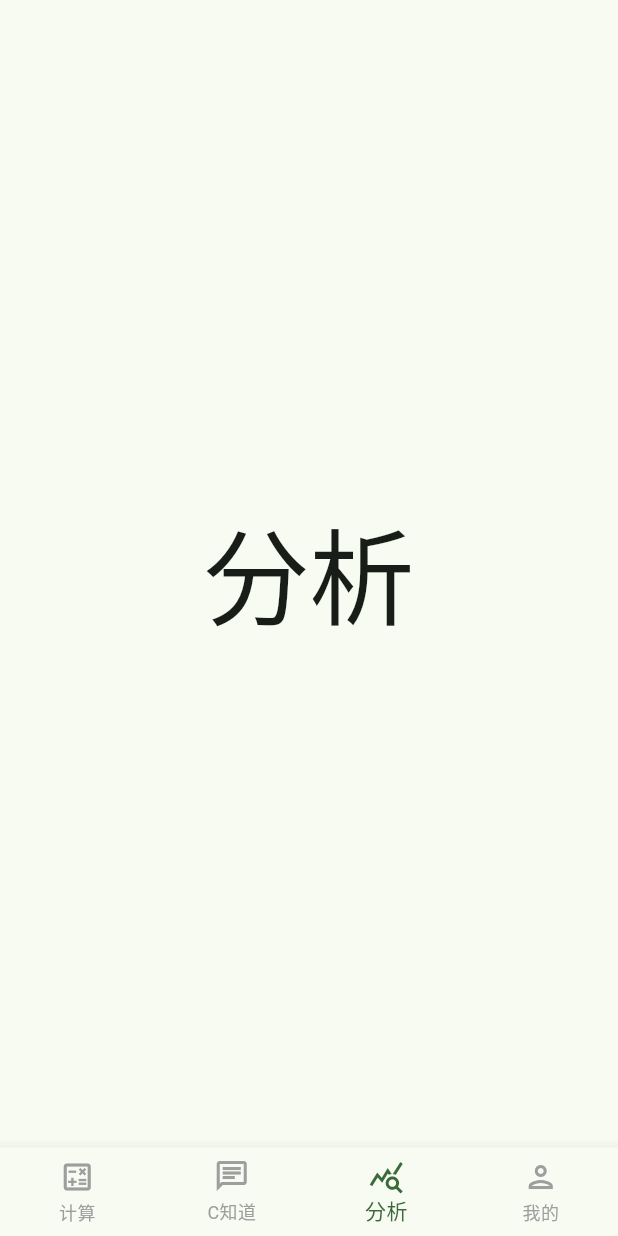
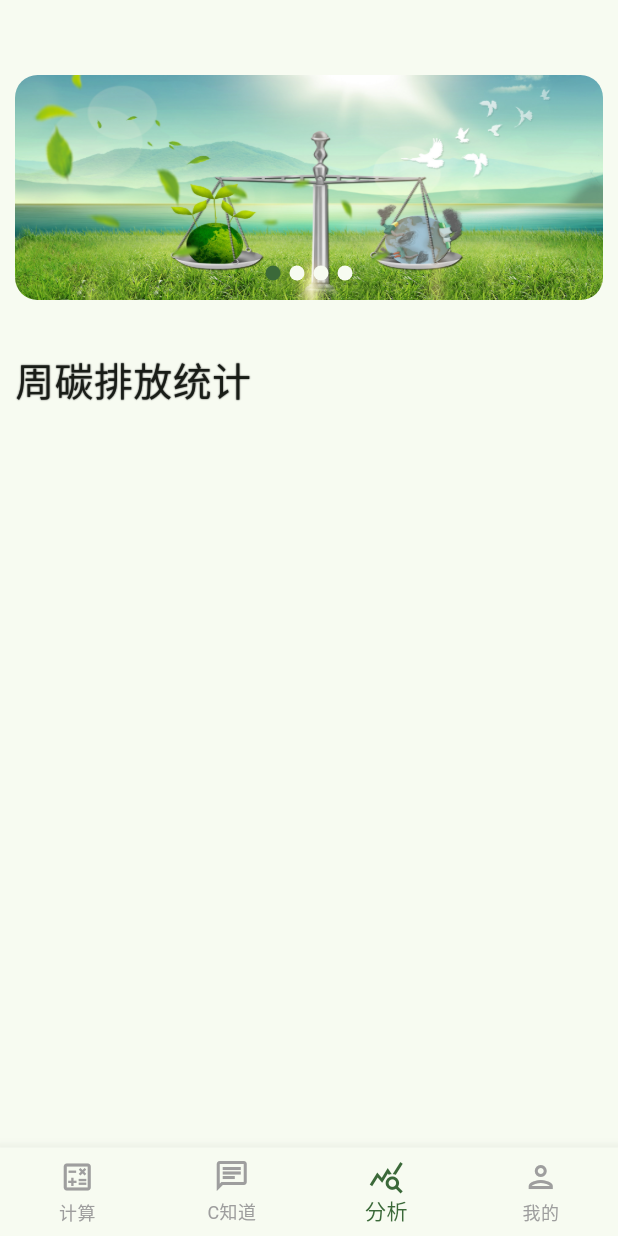
Before and after one commit to 1zhangluo1/CarbonFootprintApp, a Flutter app: the screen it shows after launch, swiped to page 3, on a phone screen of 412 x 824 dp. Run offline on Flutter 3.47's test engine with Material 3 defaults, Android fonts, the phone set to English and light mode, and no system bars; our stand-ins replace auto_size_text, dio, event_bus, flutter_swiper_null_safety, fluttertoast, get and 1 more; Roboto replaces fonts that are missing (titleIcon).

Commit message:
修复了chat的一些bug，完成了轮播图

```diff
--- /dev/null
+++ b/lib/Utils/CloseKeyBoard.dart
@@ -0,0 +1,22 @@
+import 'package:flutter/cupertino.dart';
+import 'package:get/get.dart';
+
+void closeKeyboard(FocusNode focusNode) {
+  if (focusNode.hasFocus) {
+    focusNode.unfocus();
+  }
+}
+
+class DetailBinding extends Bindings {
+
+  final FocusNode focusNode;
+
+  DetailBinding({
+    required this.focusNode,
+});
+
+  @override
+  void dependencies() {
+    closeKeyboard(focusNode);
+  }
+}
--- a/lib/common/Global.dart
+++ b/lib/common/Global.dart
@@ -18,6 +18,10 @@ class Global {
   static Color themeColor = Colors.green;
 
   static Rx<User> profile = User(0, "", "").obs;
+
+  static FocusNode focusNode_ai = FocusNode();
+
+  static FocusNode focusNode_cal = FocusNode();
 
   static Future init() async {
     WidgetsFlutterBinding.ensureInitialized();
--- a/lib/routes/route.dart
+++ b/lib/routes/route.dart
@@ -1,3 +1,5 @@
+import 'package:carbon_foot_print/Utils/CloseKeyBoard.dart';
+import 'package:carbon_foot_print/common/Global.dart';
 import 'package:carbon_foot_print/ui/home.dart';
 import 'package:carbon_foot_print/ui/login/login.dart';
 import 'package:carbon_foot_print/ui/login/register.dart';
@@ -30,11 +32,13 @@ class AppRoute {
   static List<GetPage> routes = [
     GetPage(
         name: loginPage,
-        page: () => const LoginPage(enterAfterSuccess: true),
+        page: () => const LoginPage(),
+        binding: DetailBinding(focusNode: Global.focusNode_ai),
         transition: Transition.cupertino),
     GetPage(
         name: registerPage,
         page: () => const Register(),
+        binding: DetailBinding(focusNode: Global.focusNode_ai),
         transition: Transition.cupertino),
     GetPage(
         name: homePage,
@@ -43,30 +47,37 @@ class AppRoute {
     GetPage(
         name: detail_profile,
         page: () => const Profile(),
+        binding: DetailBinding(focusNode: Global.focusNode_ai),
         transition: Transition.cupertino),
     GetPage(
         name: change_password,
         page: () => const ChangePass(),
+        binding: DetailBinding(focusNode: Global.focusNode_ai),
         transition: Transition.cupertino),
     GetPage(
         name: history,
         page: () => const History(),
+        binding: DetailBinding(focusNode: Global.focusNode_ai),
         transition: Transition.cupertino),
     GetPage(
         name: theme_select,
         page: () => const ThemeSelect(),
+        binding: DetailBinding(focusNode: Global.focusNode_ai),
         transition: Transition.cupertino),
     GetPage(
         name: language_select,
         page: () => const Language(),
+        binding: DetailBinding(focusNode: Global.focusNode_ai),
         transition: Transition.cupertino),
     GetPage(
         name: praise_author,
         page: () => const Praise(text: "张洛"),
+        binding: DetailBinding(focusNode: Global.focusNode_ai),
         transition: Transition.cupertino),
     GetPage(
         name: about_our_app,
         page: () => const Information(),
+        binding: DetailBinding(focusNode: Global.focusNode_ai),
         transition: Transition.cupertino),
   ];
 }
--- a/lib/ui/SelfWidgets/calculate_class_items.dart
+++ b/lib/ui/SelfWidgets/calculate_class_items.dart
@@ -1,4 +1,5 @@
 import 'package:carbon_foot_print/common/EventBus.dart';
+import 'package:carbon_foot_print/common/Global.dart';
 import 'package:carbon_foot_print/gen/assets.gen.dart';
 import 'package:carbon_foot_print/ui/SelfWidgets/execute_calculate.dart';
 import 'package:flutter/material.dart';
--- a/lib/ui/SelfWidgets/execute_calculate.dart
+++ b/lib/ui/SelfWidgets/execute_calculate.dart
@@ -2,6 +2,7 @@ import 'package:carbon_foot_print/common/Global.dart';
 import 'package:carbon_foot_print/models/items.dart';
 import 'package:carbon_foot_print/ui/SelfWidgets/ParamDialog.dart';
 import 'package:carbon_foot_print/ui/SelfWidgets/Toast.dart';
+import 'package:flutter/cupertino.dart';
 import 'package:flutter/material.dart';
 import 'package:flutter/services.dart';
 import 'package:get/get.dart';
@@ -50,6 +51,7 @@ class _ExcuteState extends State<Execute> {
                   key: format,
                   autovalidateMode: AutovalidateMode.disabled,
                   child: TextFormField(
+                    focusNode: Global.focusNode_cal,
                     style: const TextStyle(fontSize: 18),
                     textAlign: TextAlign.center,
                     keyboardType: TextInputType.number,
--- a/lib/ui/home.dart
+++ b/lib/ui/home.dart
@@ -22,7 +22,7 @@ class _MainStruct extends State<MainStruct> {
     return Scaffold(
         backgroundColor: Theme.of(context).colorScheme.background,
         body: PageView(
-          physics: const PageScrollPhysics(),
+          physics: const NeverScrollableScrollPhysics(),
           onPageChanged: (index) {
             setState(() {
               selected = index;
@@ -32,7 +32,7 @@ class _MainStruct extends State<MainStruct> {
           children: const [
             Page111(text: "碳足迹计算器"),
             AiChat(),
-            Page113(text: "分析"),
+            Analyze(),
             Page114()
           ],
         ),
--- a/lib/ui/login/login.dart
+++ b/lib/ui/login/login.dart
@@ -11,9 +11,7 @@ import 'package:shared_preferences/shared_preferences.dart';
 import 'package:carbon_foot_print/gen/assets.gen.dart';
 
 class LoginPage extends StatefulWidget {
-  const LoginPage({super.key, required this.enterAfterSuccess});
-
-  final bool enterAfterSuccess;
+  const LoginPage({super.key,});
 
   @override
   State<LoginPage> createState() => _LoginPageState();
--- a/lib/ui/main_four_page/analyze_chart.dart
+++ b/lib/ui/main_four_page/analyze_chart.dart
@@ -1,21 +1,77 @@
-import 'package:flutter/cupertino.dart';
+import 'package:carbon_foot_print/gen/assets.gen.dart';
+import 'package:flutter/material.dart';
+import 'package:flutter_swiper_null_safety/flutter_swiper_null_safety.dart';
+import 'package:get/get.dart';
 
-class Page113 extends StatefulWidget {
-  const Page113({
+class Analyze extends StatefulWidget {
+  const Analyze({
     super.key,
-    required this.text
   });
 
-  final String text;
+  @override
+  _AnalyzeState createState() => _AnalyzeState();
+}
+
+class _AnalyzeState extends State<Analyze> {
+  List<String> imagePath = [
+    Assets.images.banner1.path,
+    Assets.images.banner2.path,
+    Assets.images.banner3.path,
+    Assets.images.banner4.path,
+  ];
 
   @override
-  _PageState createState() => _PageState();
+  Widget build(BuildContext context) {
+    return Scaffold(
+      body: SingleChildScrollView(
+        child: Padding(
+          padding: const EdgeInsets.fromLTRB(10, 50, 10, 20),
+          child: Column(
+            mainAxisAlignment: MainAxisAlignment.center,
+            crossAxisAlignment: CrossAxisAlignment.center,
+            children: [
+              SizedBox(
+                height: 150,
+                child: Swiper(
+                  itemBuilder: (BuildContext context, int index) {
+                    return ClipRRect(
+                        borderRadius: BorderRadius.circular(15.0),
+                        child: Image(
+                          image: AssetImage(imagePath[index]),
+                          fit: BoxFit.fill,
+                        ));
+                  },
+                  itemCount: 4,
+                  pagination: const SwiperPagination(),
+                  loop: true,
+                  autoplay: true,
+                  duration: 1000,
+                ),
+              ),
+              const Padding(padding: EdgeInsets.symmetric(vertical: 20)),
+              Align(
+                alignment: Alignment.centerLeft,
+                child: Text(
+                  '周碳排放统计'.tr,
+                  textScaleFactor: 1.3,
+                  style: const TextStyle(
+                    fontSize: 20.0,
+                    fontFamily: 'titleIcon',
+                    height: 1.0,
+                    shadows: [
+                      Shadow(
+                        color: Colors.black,
+                        blurRadius: 0.5,
+                      ),
+                    ],
+                  ),
+                ),
+              ),
 
-}
-
-class _PageState extends State<Page113> {
-  @override
-  Widget build(BuildContext context) {
-    return Center(child: Text(widget.text, textScaleFactor: 5));
+            ],
+          ),
+        ),
+      ),
+    );
   }
 }
--- a/lib/ui/main_four_page/profile.dart
+++ b/lib/ui/main_four_page/profile.dart
@@ -1,3 +1,4 @@
+import 'package:carbon_foot_print/Utils/CloseKeyBoard.dart';
 import 'package:carbon_foot_print/common/Global.dart';
 import 'package:flutter/gestures.dart';
 import 'package:flutter/material.dart';
@@ -171,6 +172,8 @@ class _PageState extends State<Page114> {
                                 shape: RoundedRectangleBorder(
                                     borderRadius: BorderRadius.circular(40))),
                             onPressed: () async {
+                              closeKeyboard(Global.focusNode_ai);
+                              closeKeyboard(Global.focusNode_cal);
                               Global.isLogin.value
                                   ? Get.dialog(
                                       alertDialog,
```
Also changed, not shown: lib/gen/assets.gen.dart (+16 -0 lines), lib/ui/SelfWidgets/KeepAliveWrapper.dart (added, +35 -0 lines), lib/ui/main_four_page/ai_chat.dart (+38 -17 lines), lib/ui/main_four_page/calculate.dart (+18 -21 lines), pubspec.yaml (+7 -0 lines), images/banner1.jpg (added), images/banner2.webp (added), images/banner3.jpg (added), images/banner4.jpg (added), pubspec.lock, 1 other file.
